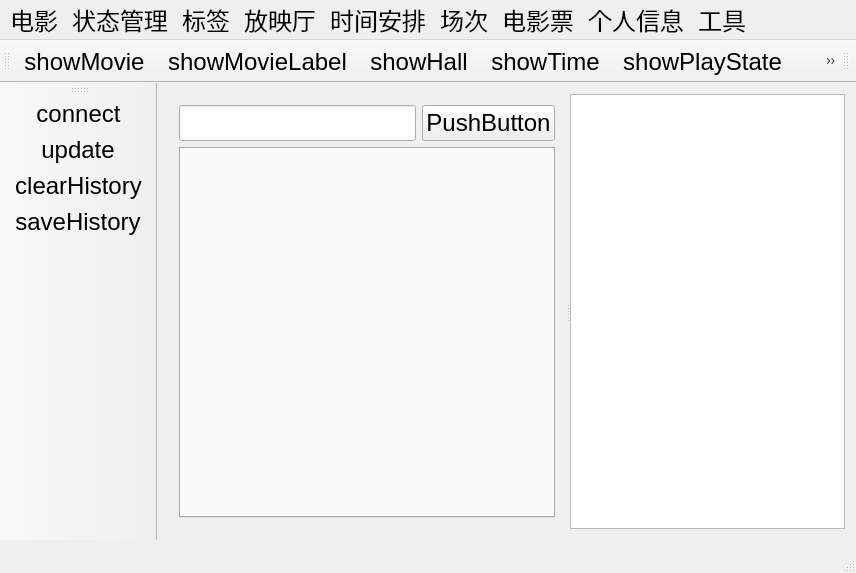
Above: adminmainwindow.ui from SugerInMyPacket/LightningMovie before the change. Below: the same form after it.
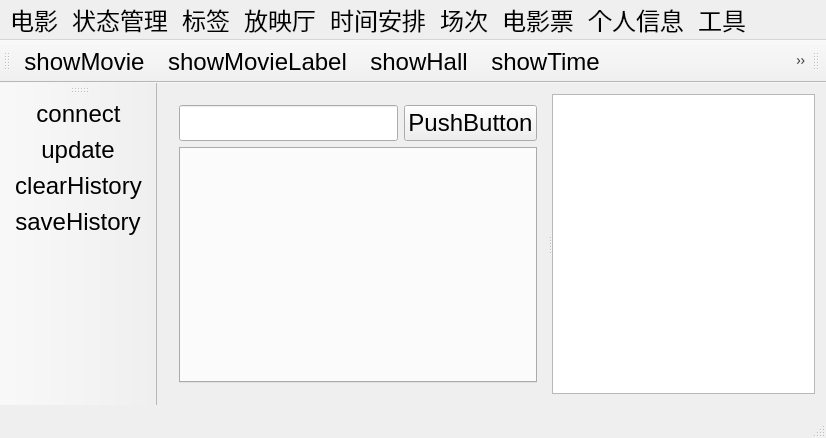
That is the form after the change. Icons and pictures are not drawn.

The edit to the form file:
```diff
--- a/adminmainwindow.ui
+++ b/adminmainwindow.ui
@@ -6,8 +6,8 @@
    <rect>
     <x>0</x>
     <y>0</y>
-    <width>856</width>
-    <height>573</height>
+    <width>826</width>
+    <height>421</height>
    </rect>
   </property>
   <property name="font">
@@ -88,7 +88,7 @@
     <rect>
      <x>0</x>
      <y>0</y>
-     <width>856</width>
+     <width>826</width>
      <height>26</height>
     </rect>
    </property>
```
Left out of the diff: 6 changed lines with no effect on the pictures.
